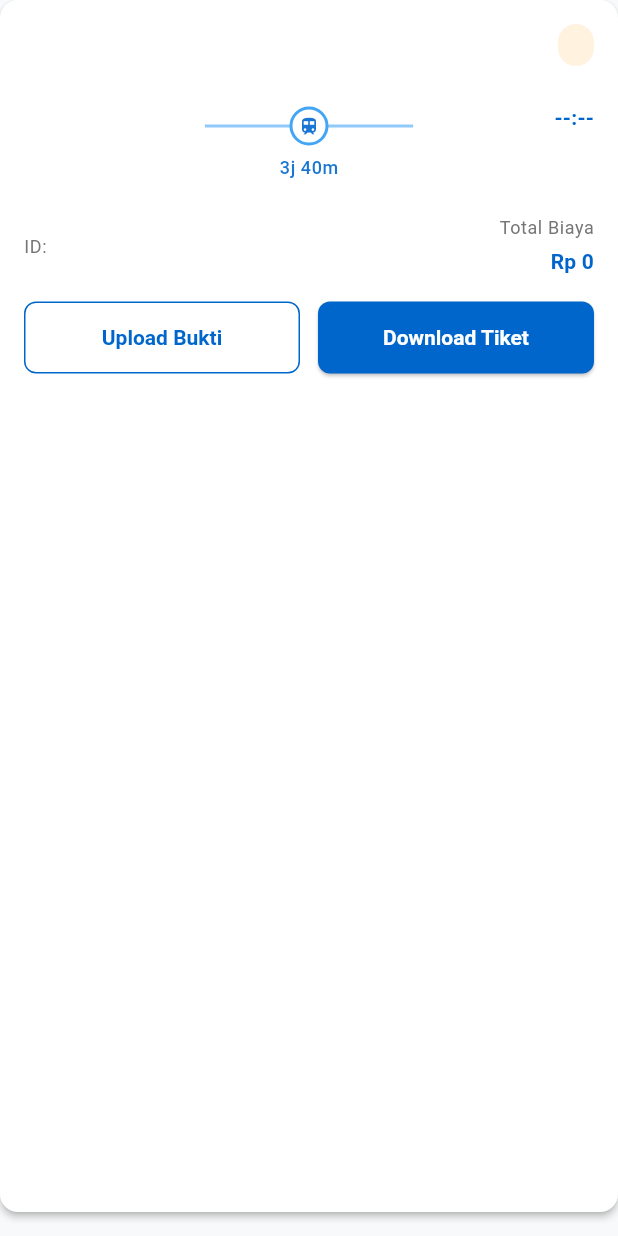
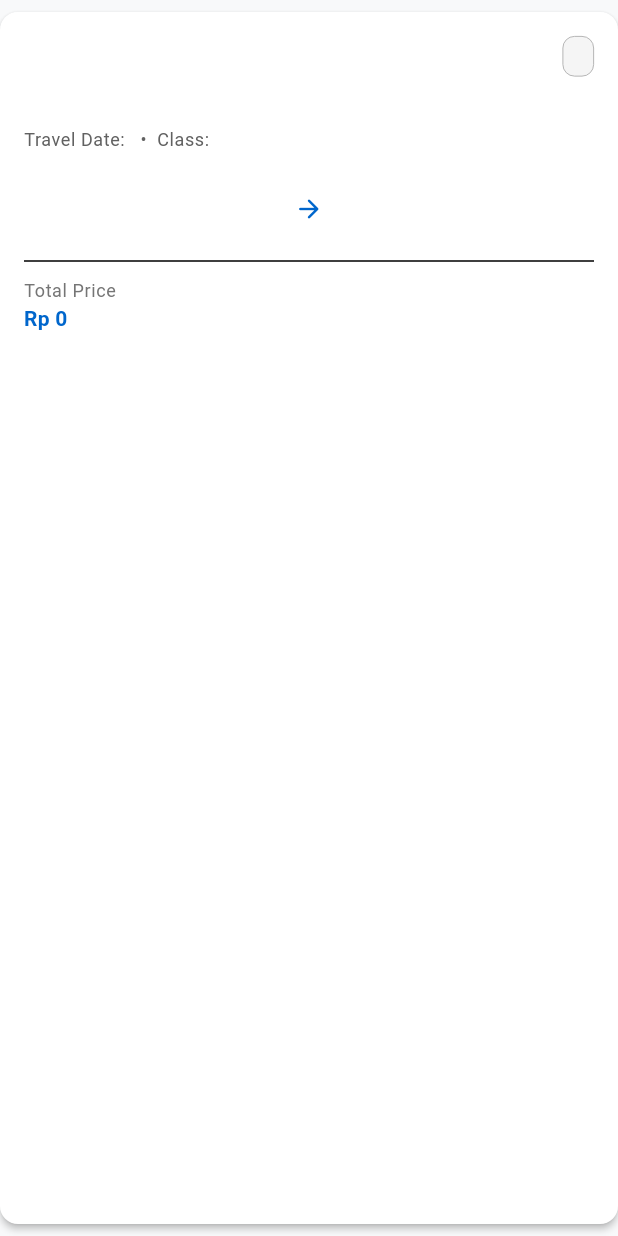
Before and after one commit to aliefauzan/TubesABP, a Flutter app: the BookingCard widget shown alone on an empty page, opened directly with empty values, on a phone screen of 412 x 824 dp. Run offline on Flutter 3.47's test engine with Material 3 defaults, Android fonts, the phone set to English and light mode, and no system bars; our stand-ins replace flutter_dotenv, shared_preferences; accounts and stored records are empty; network calls fail.

Commit message:
Refactor booking card implementation: move BookingCard to a new location, update its properties to include train details, and enhance UI elements for better clarity and usability. Update related screens to accommodate the new structure and improve search functionality with a dedicated SearchButton widget.

```diff
--- a/frontend/lib/screens/payment_confirmation_screen.dart
+++ b/frontend/lib/screens/payment_confirmation_screen.dart
@@ -9,6 +9,7 @@ import 'package:keretaxpress/screens/booking_history_screen.dart';
 import 'package:keretaxpress/core/services/booking_service.dart';
 import 'package:keretaxpress/core/exceptions/api_auth_exception.dart';
 import 'package:keretaxpress/core/exceptions/api_exception.dart';
+import 'package:keretaxpress/utils/currency_formatter.dart';
 
 class PaymentConfirmationScreen extends StatefulWidget {
   const PaymentConfirmationScreen({super.key});
@@ -210,7 +211,7 @@ class _PaymentConfirmationScreenState extends State<PaymentConfirmationScreen> {
                   ),
                 ),
                 Text(
-                  booking.price,
+                  currencyFormat.format(parsePrice(booking.price)),
                   style: const TextStyle(
                     fontWeight: FontWeight.bold,
                     color: AppTheme.primaryColor,
--- a/frontend/lib/screens/payment_success_screen.dart
+++ b/frontend/lib/screens/payment_success_screen.dart
@@ -4,6 +4,7 @@ import 'package:keretaxpress/models/booking.dart';
 import 'package:keretaxpress/utils/theme.dart';
 import 'package:keretaxpress/widgets/app_bar.dart';
 import 'package:keretaxpress/widgets/train/train_card.dart';
+import 'package:keretaxpress/utils/currency_formatter.dart';
 
 class PaymentSuccessScreen extends StatefulWidget {
   final String transactionId;
@@ -147,7 +148,7 @@ class _PaymentSuccessScreenState extends State<PaymentSuccessScreen> {
                   ),
                 ),
                 Text(
-                  booking.price,
+                  currencyFormat.format(parsePrice(booking.price)),
                   style: const TextStyle(
                     fontWeight: FontWeight.bold,
                     color: AppTheme.primaryColor,
--- /dev/null
+++ b/frontend/lib/widgets/booking/booking_card.dart
@@ -0,0 +1,182 @@
+import 'package:flutter/material.dart';
+import 'package:keretaxpress/models/booking.dart';
+import 'package:keretaxpress/models/train.dart'; // Keep this, might be needed if TrainCard is used or train details are directly shown
+import 'package:keretaxpress/utils/theme.dart';
+import 'package:keretaxpress/utils/currency_formatter.dart';
+
+class BookingCard extends StatelessWidget {
+  final Booking booking;
+  final Train train; // Assuming Train object is passed for details
+  final VoidCallback? onUploadProof;
+  final bool showUploadButton;
+
+  const BookingCard({
+    Key? key,
+    required this.booking,
+    required this.train,
+    this.onUploadProof,
+    this.showUploadButton = true,
+  }) : super(key: key);
+
+  @override
+  Widget build(BuildContext context) {
+    final textTheme = Theme.of(context).textTheme;
+
+    return Card(
+      elevation: 2,
+      shape: RoundedRectangleBorder(borderRadius: BorderRadius.circular(12.0)),
+      margin: const EdgeInsets.symmetric(vertical: 8.0),
+      child: Padding(
+        padding: const EdgeInsets.all(16.0),
+        child: Column(
+          crossAxisAlignment: CrossAxisAlignment.start,
+          children: [
+            Row(
+              mainAxisAlignment: MainAxisAlignment.spaceBetween,
+              crossAxisAlignment: CrossAxisAlignment.start,
+              children: [
+                Expanded(
+                  child: Text(
+                    train.name,
+                    style: textTheme.titleLarge?.copyWith(fontWeight: FontWeight.bold),
+                  ),
+                ),
+                const SizedBox(width: 8),
+                Container(
+                  padding: const EdgeInsets.symmetric(horizontal: 10, vertical: 5),
+                  decoration: BoxDecoration(
+                    color: booking.status == 'confirmed'
+                        ? AppTheme.successColor.withOpacity(0.1)
+                        : booking.status == 'pending'
+                            ? AppTheme.warningColor.withOpacity(0.1)
+                            : Colors.grey.withOpacity(0.1),
+                    borderRadius: BorderRadius.circular(8.0),
+                    border: Border.all(
+                       color: booking.status == 'confirmed'
+                        ? AppTheme.successColor
+                        : booking.status == 'pending'
+                            ? AppTheme.warningColor
+                            : Colors.grey,
+                        width: 0.5
+                    )
+                  ),
+                  child: Text(
+                    booking.status == 'confirmed' ? 'Confirmed' :
+                    booking.status == 'pending' ? 'Pending' :
+                    booking.status.toUpperCase(),
+                    style: textTheme.bodySmall?.copyWith(
+                      color: booking.status == 'confirmed'
+                          ? AppTheme.successColor
+                          : booking.status == 'pending'
+                              ? AppTheme.warningColor
+                              : Colors.grey[700],
+                      fontWeight: FontWeight.w600,
+                    ),
+                  ),
+                ),
+              ],
+            ),
+            const SizedBox(height: 8),
+            Text(
+              booking.passengerName,
+              style: textTheme.titleMedium?.copyWith(fontWeight: FontWeight.w500),
+            ),
+            const SizedBox(height: 4),
+            Text(
+              "Travel Date: ${train.date}  •  Class: ${train.classType}",
+              style: textTheme.bodySmall?.copyWith(color: Colors.grey[700]),
+            ),
+            const SizedBox(height: 16),
+            Row(
+              children: [
+                Expanded(
+                  flex: 2,
+                  child: Column(
+                    crossAxisAlignment: CrossAxisAlignment.start,
+                    children: [
+                      Text(
+                        train.time,
+                        style: textTheme.titleMedium?.copyWith(color: AppTheme.primaryColor, fontWeight: FontWeight.bold),
+                      ),
+                      const SizedBox(height: 2),
+                      Text(
+                        train.departureStationName ?? train.departure,
+                        style: textTheme.bodyMedium?.copyWith(fontWeight: FontWeight.w500),
+                        maxLines: 1,
+                        overflow: TextOverflow.ellipsis,
+                      ),
+                    ],
+                  ),
+                ),
+                Padding(
+                  padding: const EdgeInsets.symmetric(horizontal: 8.0),
+                  child: Icon(Icons.arrow_forward_rounded, color: AppTheme.primaryColor, size: 20),
+                ),
+                Expanded(
+                  flex: 2,
+                  child: Column(
+                    crossAxisAlignment: CrossAxisAlignment.end,
+                    children: [
+                      Text(
+                        train.arrivalTime,
+                        style: textTheme.titleMedium?.copyWith(color: AppTheme.primaryColor, fontWeight: FontWeight.bold),
+                      ),
+                      const SizedBox(height: 2),
+                      Text(
+                        train.arrivalStationName ?? train.arrival,
+                        style: textTheme.bodyMedium?.copyWith(fontWeight: FontWeight.w500),
+                        textAlign: TextAlign.end,
+                        maxLines: 1,
+                        overflow: TextOverflow.ellipsis,
+                      ),
+                    ],
+                  ),
+                ),
+              ],
+            ),
+            const Divider(height: 24),
+            Row(
+              crossAxisAlignment: CrossAxisAlignment.end,
+              children: [
+                Expanded(
+                  child: Column(
+                    crossAxisAlignment: CrossAxisAlignment.start,
+                    mainAxisSize: MainAxisSize.min,
+                    children: [
+                      Text(
+                        'Total Price',
+                        style: textTheme.bodySmall?.copyWith(color: Colors.grey[600]),
+                      ),
+                      Text(
+                        currencyFormat.format(parsePrice(booking.price)),
+                        style: textTheme.titleMedium?.copyWith(color: AppTheme.primaryColor, fontWeight: FontWeight.bold),
+                      ),
+                    ],
+                  ),
+                ),
+                if (showUploadButton && booking.status != 'confirmed' && onUploadProof != null)
+                  Flexible(
+                    fit: FlexFit.loose,
+                    child: Padding(
+                      padding: const EdgeInsets.only(left: 8.0),
+                      child: ElevatedButton(
+                        onPressed: onUploadProof,
+                        style: ElevatedButton.styleFrom(
+                          backgroundColor: AppTheme.primaryColor,
+                          padding: const EdgeInsets.symmetric(horizontal: 16, vertical: 8),
+                          textStyle: textTheme.labelLarge?.copyWith(color: Colors.white, fontWeight: FontWeight.bold),
+                          shape: RoundedRectangleBorder(borderRadius: BorderRadius.circular(8)),
+                          tapTargetSize: MaterialTapTargetSize.shrinkWrap,
+                        ),
+                        child: const Text('Upload Bukti'),
+                      ),
+                    ),
+                  ),
+              ],
+            ),
+          ],
+        ),
+      ),
+    );
+  }
+}
--- a/frontend/lib/widgets/booking_card.dart
+++ /dev/null
@@ -1,277 +0,0 @@
-import 'package:flutter/material.dart';
-import 'package:keretaxpress/models/booking.dart';
-import 'package:keretaxpress/utils/theme.dart';
-import 'package:keretaxpress/utils/currency_formatter.dart';
-
-class BookingCard extends StatelessWidget {
-  final Booking booking;
-  final bool isLoadingAction;
-  final Function(Booking) onUploadPaymentProof;
-  final Function(Booking) onDownloadTicket;
-
-  const BookingCard({
-    super.key,
-    required this.booking,
-    required this.isLoadingAction,
-    required this.onUploadPaymentProof,
-    required this.onDownloadTicket,
-  });
-
-  @override
-  Widget build(BuildContext context) {
-    final textTheme = Theme.of(context).textTheme;
-
-    return Card(
-      elevation: 2,
-      margin: const EdgeInsets.only(bottom: 16),
-      shape: RoundedRectangleBorder(
-        borderRadius: BorderRadius.circular(12),
-      ),
-      child: Padding(
-        padding: const EdgeInsets.all(16),
-        child: Column(
-          crossAxisAlignment: CrossAxisAlignment.start,
-          children: [
-            // Passenger Name (Centered)
-            if (booking.passengerName.isNotEmpty)
-              Center(
-                child: Padding(
-                  padding: const EdgeInsets.only(bottom: 8.0), // Increased bottom padding
-                  child: Text(
-                    booking.passengerName,
-                    style: textTheme.headlineSmall?.copyWith(
-                      fontWeight: FontWeight.bold,
-                    ),
-                    textAlign: TextAlign.center, // Ensure text itself is centered if it wraps
-                    maxLines: 2, // Allow for a slightly longer name to wrap
-                    overflow: TextOverflow.ellipsis,
-                  ),
-                ),
-              ),
-
-            // Header with train name and status
-            Row(
-              mainAxisAlignment: MainAxisAlignment.spaceBetween,
-              crossAxisAlignment: CrossAxisAlignment.start,
-              children: [
-                Expanded(
-                  child: Text(
-                    booking.trainName,
-                    style: textTheme.titleLarge?.copyWith( // Back to titleLarge for train name
-                      fontWeight: FontWeight.bold,
-                    ),
-                    maxLines: 2, // Allow train name to wrap if long
-                    overflow: TextOverflow.ellipsis,
-                  ),
-                ),
-                const SizedBox(width: 8), // Add some spacing before the status badge
-                Container(
-                  padding: const EdgeInsets.symmetric(
-                    horizontal: 12,
-                    vertical: 6,
-                  ),
-                  decoration: BoxDecoration(
-                    color: (booking.status == 'paid' || booking.status == 'confirmed')
-                        ? Colors.green.shade50
-                        : Colors.orange.shade50,
-                    borderRadius: BorderRadius.circular(16),
-                  ),
-                  child: Text(
-                    booking.status,
-                    style: textTheme.bodySmall?.copyWith(
-                      color: (booking.status == 'paid' || booking.status == 'confirmed')
-                          ? Colors.green.shade700
-                          : Colors.orange.shade700,
-                      fontWeight: FontWeight.w600,
-                    ),
-                  ),
-                ),
-              ],
-            ),
-            // Operator below train name
-            if (booking.operator.isNotEmpty)
-              Padding(
-                padding: const EdgeInsets.only(top: 4.0), // Add padding above operator
-                child: Text(
-                  booking.operator,
-                  style: textTheme.bodyMedium?.copyWith(
-                    color: Colors.grey[700],
-                  ),
-                ),
-              ),
-            const SizedBox(height: 24),
-
-            // Timeline section
-            Row(
-              crossAxisAlignment: CrossAxisAlignment.start,
-              children: [
-                // Departure details
-                Expanded(
-                  flex: 2,
-                  child: Column(
-                    crossAxisAlignment: CrossAxisAlignment.start,
-                    children: [
-                      Text(
-                        booking.time,
-                        style: textTheme.titleMedium?.copyWith(
-                          color: AppTheme.primaryColor,
-                          fontWeight: FontWeight.bold,
-                        ),
-                      ),
-                      const SizedBox(height: 4),
-                      Text(
-                        booking.departure,
-                        style: textTheme.bodyMedium?.copyWith(
-                          fontWeight: FontWeight.w500,
-                        ),
-                      ),
-                    ],
-                  ),
-                ),
-                  // Timeline visualization
-                Expanded(
-                  flex: 3,
-                  child: Column(
-                    mainAxisSize: MainAxisSize.min,
-                    children: [
-                      SizedBox(
-                        height: 32,
-                        child: Stack(
-                          alignment: Alignment.center,
-                          children: [
-                            Padding(
-                              padding: const EdgeInsets.symmetric(horizontal: 12.0),
-                              child: Container(
-                                height: 2,
-                                color: Colors.blue.shade200,
-                              ),
-                            ),
-                            Center(
-                              child: Container(
-                                padding: const EdgeInsets.all(4),
-                                decoration: BoxDecoration(
-                                  color: Colors.white,
-                                  shape: BoxShape.circle,
-                                  border: Border.all(
-                                    color: Colors.blue.shade400,
-                                    width: 2,
-                                  ),
-                                ),
-                                child: Icon(
-                                  Icons.train,
-                                  size: 14,
-                                  color: Colors.blue.shade700,
-                                ),
-                              ),
-                            ),
-                          ],
-                        ),
-                      ),
-                      const SizedBox(height: 4),
-                      Text(
-                        '3j 40m', // You might want to calculate this from actual data
-                        style: textTheme.bodySmall?.copyWith(
-                          color: Colors.blue.shade700,
-                          fontWeight: FontWeight.w500,
-                        ),
-                      ),
-                    ],
-                  ),
-                ),
-
-                // Arrival details
-                Expanded(
-                  flex: 2,
-                  child: Column(
-                    crossAxisAlignment: CrossAxisAlignment.end,
-                    children: [
-                      Text(
-                        booking.arrivalTime.isNotEmpty ? booking.arrivalTime : '--:--',
-                        style: textTheme.titleMedium?.copyWith(
-                          color: AppTheme.primaryColor,
-                          fontWeight: FontWeight.bold,
-                        ),
-                      ),
-                      const SizedBox(height: 4),
-                      Text(
-                        booking.arrival,
-                        style: textTheme.bodyMedium?.copyWith(
-                          fontWeight: FontWeight.w500,
-                        ),
-                        textAlign: TextAlign.end,
-                      ),
-                    ],
-                  ),
-                ),
-              ],
-            ),
-
-            const SizedBox(height: 24),
-            // Price and actions
-            Row(
-              mainAxisAlignment: MainAxisAlignment.spaceBetween,
-              children: [
-                Text(
-                  'ID: ${booking.transactionId}',
-                  style: textTheme.bodySmall?.copyWith(
-                    color: Colors.grey[600],
-                  ),
-                ),
-                Column(
-                  crossAxisAlignment: CrossAxisAlignment.end,
-                  children: [
-                    Text(
-                      'Total Biaya',
-                      style: textTheme.bodySmall?.copyWith(
-                        color: Colors.grey[600],
-                      ),
-                    ),
-                    const SizedBox(height: 4),
-                    Text(
-                      currencyFormat.format(parsePrice(booking.price)),
-                      style: textTheme.titleMedium?.copyWith(
-                        color: AppTheme.primaryColor,
-                        fontWeight: FontWeight.bold,
-                      ),
-                    ),
-                  ],
-                ),
-              ],
-            ),
-            const SizedBox(height: 16),
-            Row(
-              children: [
-                if (booking.status != 'confirmed') // Conditionally render Upload Bukti button
-                  Expanded(
-                    child: OutlinedButton(
-                      onPressed: isLoadingAction
-                          ? null
-                          : () => onUploadPaymentProof(booking),
-                      style: OutlinedButton.styleFrom(
-                        foregroundColor: AppTheme.primaryColor,
-                        padding: const EdgeInsets.symmetric(vertical: 12),
-                      ),
-                      child: const Text('Upload Bukti'),
-                    ),
-                  ),
-                if (booking.status != 'confirmed') // Add SizedBox only if Upload Bukti is shown
-                  const SizedBox(width: 12),
-                Expanded(
-                  child: ElevatedButton(
-                    onPressed: isLoadingAction
-                        ? null
-                        : () => onDownloadTicket(booking),
-                    style: ElevatedButton.styleFrom(
-                      padding: const EdgeInsets.symmetric(vertical: 12),
-                    ),
-                    child: const Text('Download Tiket'),
-                  ),
-                ),
-              ],
-            ),
-          ],
-        ),
-      ),
-    );
-  }
-}
```
Also changed, not shown: frontend/lib/screens/booking_history_screen.dart (+24 -6 lines), frontend/lib/screens/passenger_data_screen.dart (+19 -24 lines), frontend/lib/widgets/booking/payment_details_card.dart (+35 -38 lines), frontend/lib/widgets/schedule/search_button.dart (added, +27 -0 lines), frontend/lib/widgets/schedule/train_search_filter_bar.dart (+6 -18 lines), frontend/lib/widgets/train/train_card.dart (+11 -9 lines).
